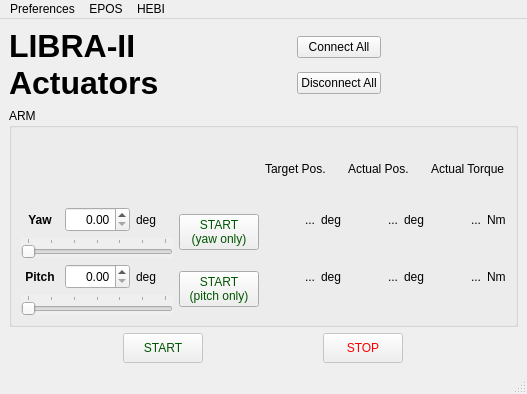
The window that lib/libra_actuators/example-src/ui/main_window.ui (cbrice72/LIBRA-App) describes before a commit, drawn with Qt 5.
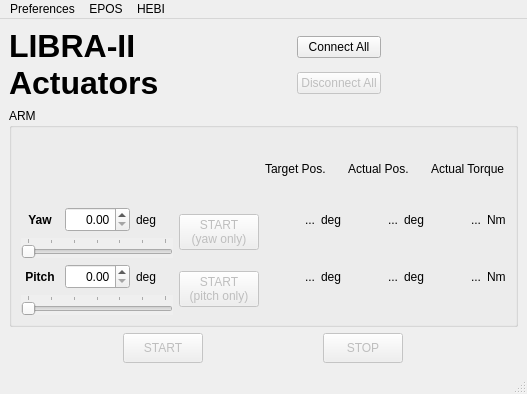
The same window after the commit.

Commit message: removed styles since they were overriding normal button toggle look

What changed in the file:
```diff
--- a/lib/libra_actuators/example-src/ui/main_window.ui
+++ b/lib/libra_actuators/example-src/ui/main_window.ui
@@ -262,8 +262,8 @@
          </item>
          <item row="4" column="3" rowspan="2">
           <widget class="QPushButton" name="pb_pitch_start">
-           <property name="styleSheet">
-            <string notr="true">color: rgb(0, 85, 0);</string>
+           <property name="enabled">
+            <bool>false</bool>
            </property>
            <property name="text">
             <string>START
@@ -549,8 +549,8 @@
          </item>
          <item row="2" column="3" rowspan="2">
           <widget class="QPushButton" name="pb_yaw_start">
-           <property name="styleSheet">
-            <string notr="true">color: rgb(0, 85, 0);</string>
+           <property name="enabled">
+            <bool>false</bool>
            </property>
            <property name="text">
             <string>START
@@ -589,9 +589,6 @@
             <height>30</height>
            </size>
           </property>
-          <property name="styleSheet">
-           <string notr="true">color: rgb(0, 85, 0);</string>
-          </property>
           <property name="text">
            <string>START</string>
           </property>
@@ -620,9 +617,6 @@
             <height>30</height>
            </size>
           </property>
-          <property name="styleSheet">
-           <string notr="true">color: rgb(255, 0, 0);</string>
-          </property>
           <property name="text">
            <string>STOP</string>
           </property>
@@ -641,6 +635,9 @@
         </item>
         <item>
          <widget class="QPushButton" name="pb_disconnect_all">
+          <property name="enabled">
+           <bool>false</bool>
+          </property>
           <property name="text">
            <string>Disconnect All</string>
           </property>
```
Left out of the diff: 3 changed lines with no effect on the pictures.
